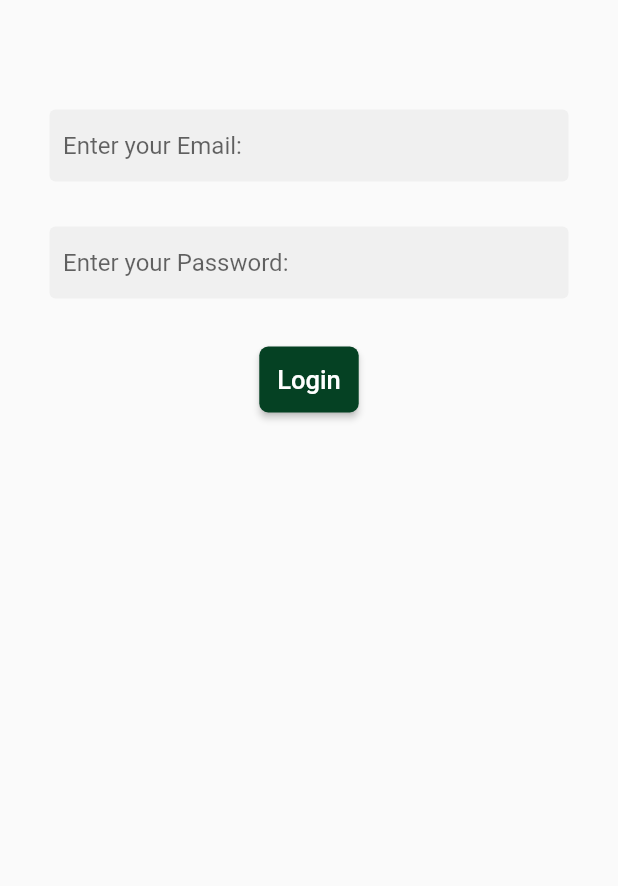
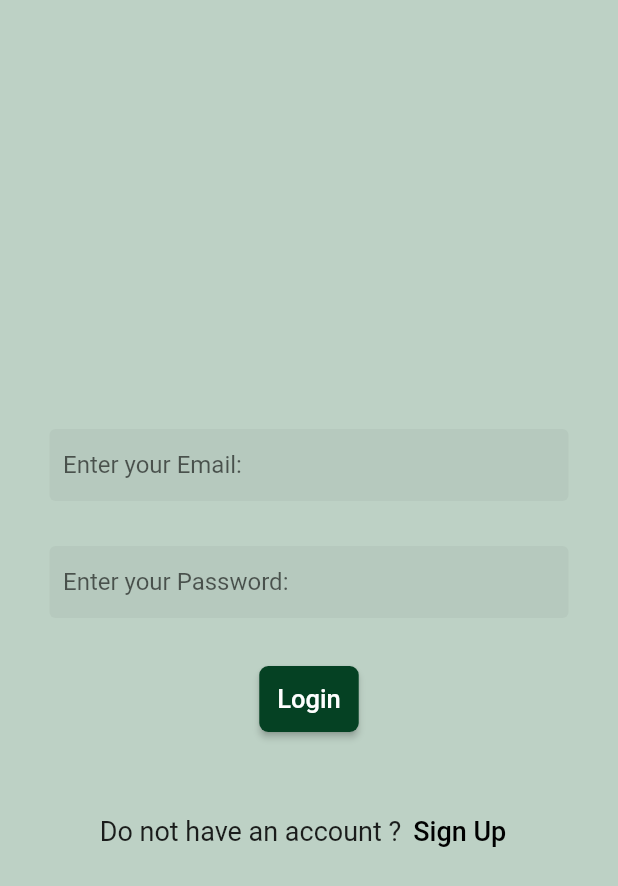
Before and after one commit to Ahmedkhaledhassan/e_commerce2, a Flutter app: the screen it shows after launch, on a phone screen of 412 x 824 dp. Shown: the top 886 px of the screen. Run offline on Flutter 3.47's test engine with Material 2 defaults, Android fonts, the phone set to English and light mode, and no system bars.

Commit message:
login page is done

```diff
--- a/lib/pages/login.dart
+++ b/lib/pages/login.dart
@@ -9,11 +9,14 @@ class Login extends StatelessWidget {
 
   @override
   Widget build(BuildContext context) {
-    return Scaffold(
+    return SafeArea(
+      child: Scaffold(
+        backgroundColor: Color.fromARGB(243, 186, 207, 194),
         body: Center(
           child: Padding(
             padding: const EdgeInsets.all(33.0),
             child: Column(
+              mainAxisAlignment: MainAxisAlignment.center,
               // ignore: prefer_const_constructors
               // ignore: prefer_const_literals_to_create_immutables
               children: [
@@ -47,9 +50,34 @@ class Login extends StatelessWidget {
                   style: ButtonStyle(
                     backgroundColor: MaterialStateProperty.all(BTNgreen),
                     padding: MaterialStateProperty.all(EdgeInsets.all(12)),
-                      shape: MaterialStateProperty.all(RoundedRectangleBorder(
-                          borderRadius: BorderRadius.circular(6)))))
+                    shape: MaterialStateProperty.all(
+                      RoundedRectangleBorder(
+                        borderRadius: BorderRadius.circular(6),
+                      ),
+                    ),
+                  ),
+                ),
+                const SizedBox(
+                  height: 40,
+                ),
+                Row(
+                  mainAxisAlignment: MainAxisAlignment.center,
+                  children: [
+                    Text("Do not have an account ?",
+                        style: TextStyle(fontSize: 18)),
+                    //TextButton.icon(
+                    //onPressed: (){},
+                    //icon: Icon(Icons.person, color: Colors.black,size: 24.0,),
+                    //label: Text('Logout', style: TextStyle(color: Colors.black)),)
+                    TextButton(
+                      onPressed: () {},
+                      child: Text('Sign Up',
+                          style: TextStyle(color: Colors.black, fontSize: 18)),
+                    )
                   ],
+                )
+              ],
+            ),
           ),
         ),
       ),
```
Lines whose indentation alone changed are shown as unchanged.
